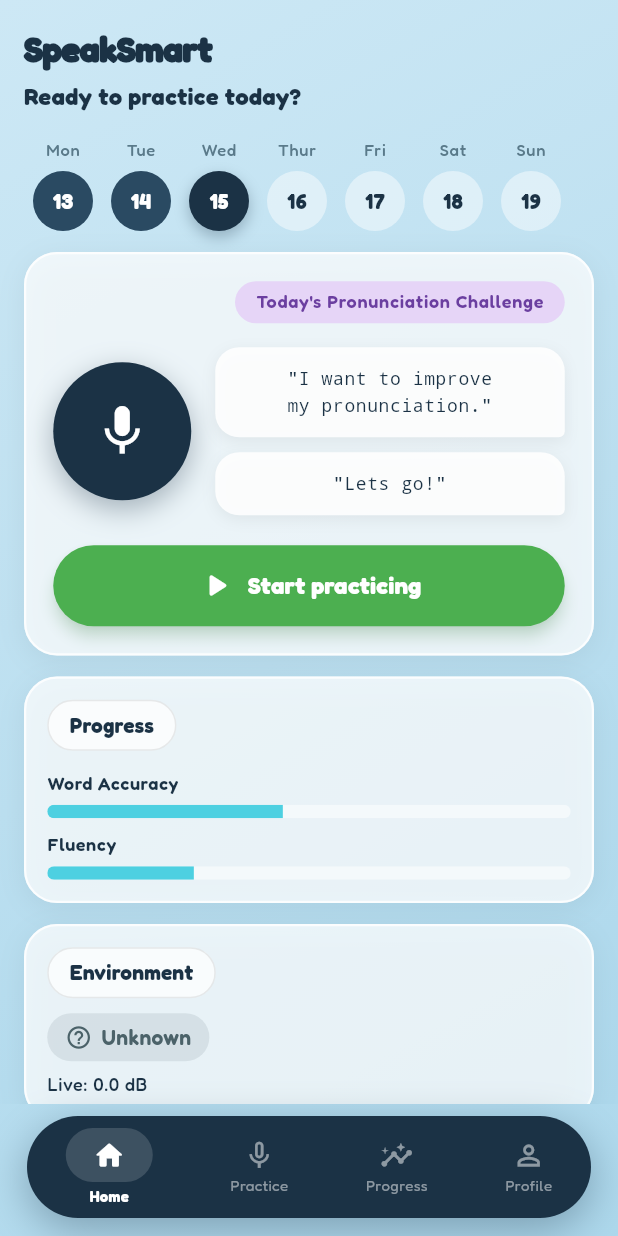
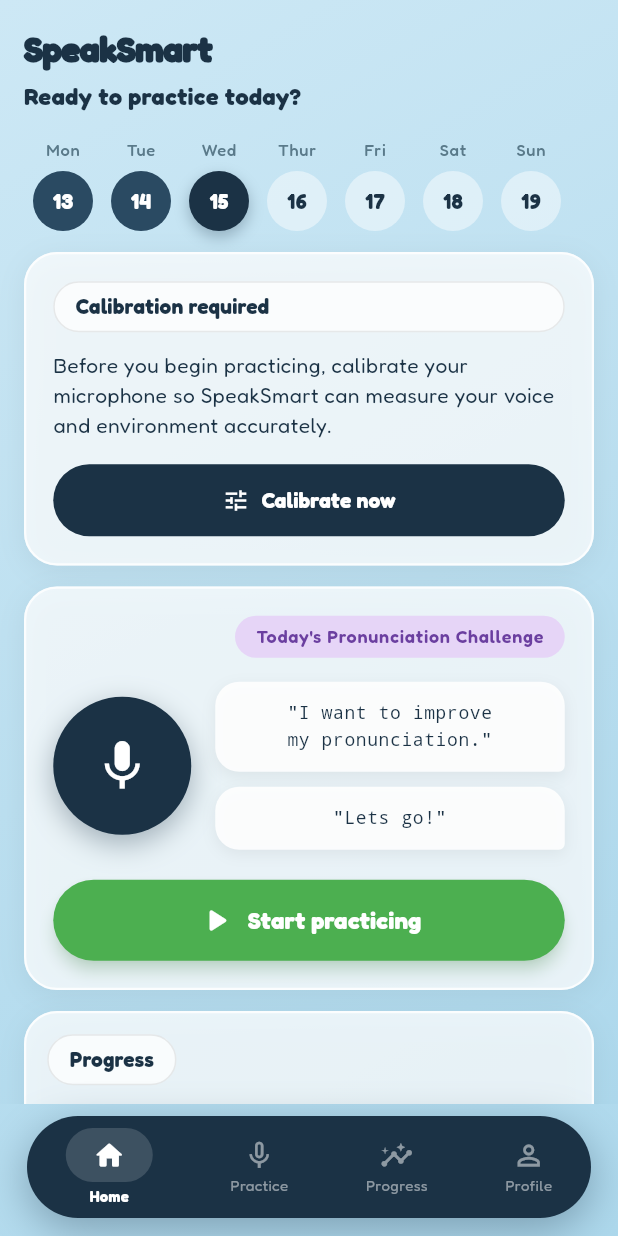
Before and after one commit to veer1e/SpeakSmart.Prototype, a Flutter app: the ShellScreen screen opened directly, on a phone screen of 412 x 824 dp. Run offline on Flutter 3.47's test engine with Material 3 defaults, Android fonts, the light colour scheme and no system bars; our stand-ins replace flutter_tts, google_fonts, permission_handler, shared_preferences, speech_to_text; missing offline and left inert: noise_meter; accounts and stored records are empty.

Commit message:
Implement calibration prompts in home screen
Added a calibration prompt for users who haven't calibrated their microphone and updated the display for users who have.

```diff
--- a/lib/features/home/presentation/home_screen.dart
+++ b/lib/features/home/presentation/home_screen.dart
@@ -144,6 +144,38 @@
               const _WeekStrip(),
               const SizedBox(height: _kGap),
 
+              if (!calib.hasCalibration) ...[
+                _GlassCard(
+                  padding: const EdgeInsets.all(18),
+                  child: Column(
+                    crossAxisAlignment: CrossAxisAlignment.stretch,
+                    children: [
+                      _PillLabel('Calibration required'),
+                      const SizedBox(height: 12),
+                      Text(
+                        'Before you begin practicing, calibrate your microphone so SpeakSmart can measure your voice and environment accurately.',
+                        style: Theme.of(context).textTheme.bodyMedium?.copyWith(
+                              color: _P.textDark,
+                            ),
+                      ),
+                      const SizedBox(height: 16),
+                      FilledButton.icon(
+                        style: FilledButton.styleFrom(
+                          backgroundColor: _P.navy,
+                          foregroundColor: Colors.white,
+                          padding: const EdgeInsets.symmetric(vertical: 14),
+                          shape: RoundedRectangleBorder(borderRadius: BorderRadius.circular(28)),
+                        ),
+                        onPressed: () => Navigator.pushNamed(context, Routes.calibration),
+                        icon: const Icon(Icons.tune, size: 18),
+                        label: const Text('Calibrate now', style: TextStyle(fontWeight: FontWeight.w700)),
+                      ),
+                    ],
+                  ),
+                ),
+                const SizedBox(height: _kGap),
+              ],
+
               _GlassCard(
                 padding: const EdgeInsets.all(18),
                 child: Column(
@@ -268,6 +300,7 @@
               ),
               const SizedBox(height: _kGap),
 
+              if (calib.hasCalibration)
                 _GlassCard(
                   child: Column(
                     crossAxisAlignment: CrossAxisAlignment.start,
@@ -275,9 +308,7 @@
                       _PillLabel('Calibration'),
                       const SizedBox(height: 6),
                       Text(
-                      calib.hasCalibration
-                          ? 'Calibrated (updated ${calib.updatedAtLabel})'
-                          : 'Not calibrated yet',
+                        'Calibrated (updated ${calib.updatedAtLabel})',
                         style: Theme.of(context).textTheme.bodySmall?.copyWith(
                               color: _P.textMuted,
                             ),
@@ -299,7 +330,7 @@
                             ),
                             onPressed: () => Navigator.pushNamed(context, Routes.calibration),
                             icon:  const Icon(Icons.tune, size: 13),
-                          label: Text(calib.hasCalibration ? 'Recalibrate' : 'Calibrate'),
+                            label: const Text('Recalibrate'),
                           ),
                           OutlinedButton.icon(
                             style: OutlinedButton.styleFrom(
```
Lines whose indentation alone changed are shown as unchanged.
